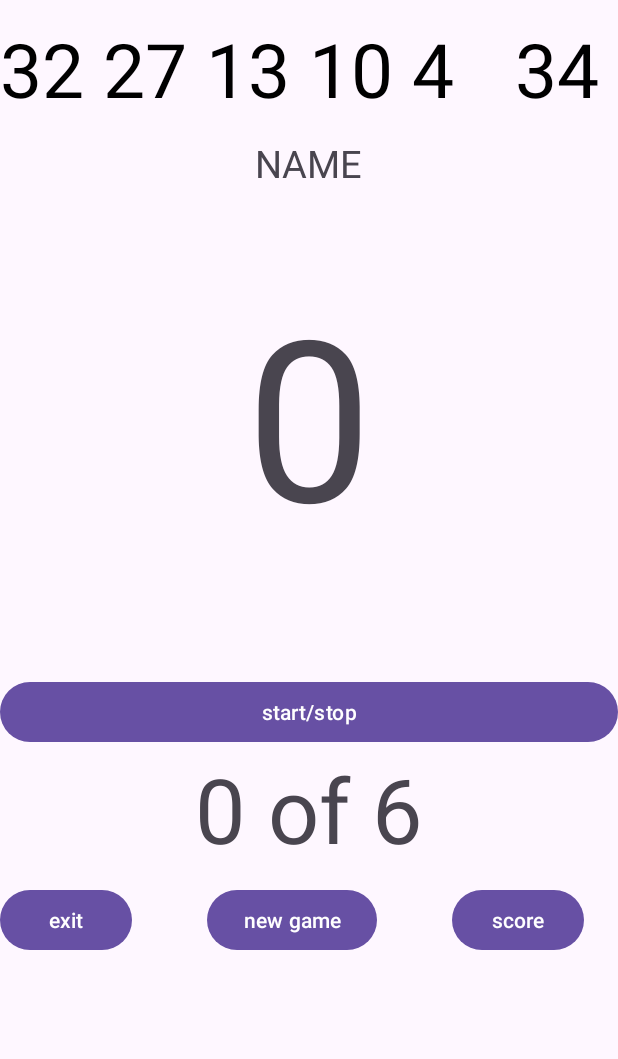
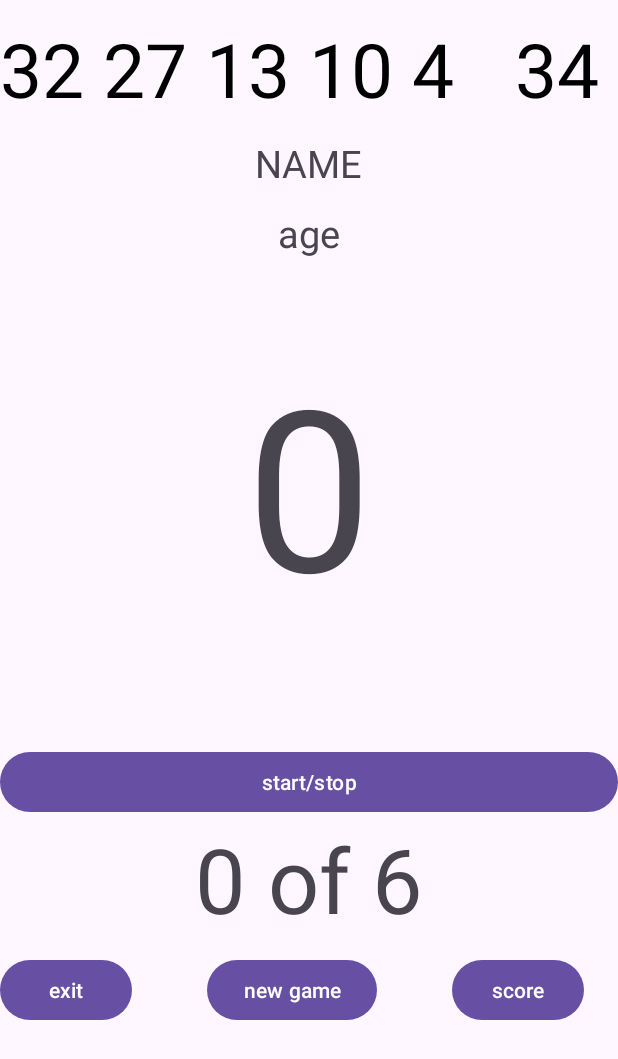
Before and after one commit to mohamedy25/RANDOM_GAME, an Android app: the screen it shows after launch (MainActivity), on a phone screen of 412 x 824 dp. Shown: the top 1059 px of the screen. Run offline under Robolectric (Android 15) with nearby library versions, the phone set to English and light mode, and no system bars.

Commit message:
RANDOM_NUM

```diff
--- a/app/src/main/java/com/example/random_num/MainActivity.java
+++ b/app/src/main/java/com/example/random_num/MainActivity.java
@@ -22,7 +22,7 @@ public class MainActivity extends AppCompatActivity {
 
     public static int pubCount = 0, pubGame = 0;
 
-    private TextView tv1, tv2, tv3, tv4, tv5, tv6, tvCurrent, count,PlayerName;
+    private TextView tv1, tv2, tv3, tv4, tv5, tv6, tvCurrent, count,PlayerName,tvage;
     private Button start, btnNewGame, page, exit;
 
     private Handler handler = new Handler();
@@ -55,6 +55,7 @@ public class MainActivity extends AppCompatActivity {
         tv4 = findViewById(R.id.textView4);
         tv5 = findViewById(R.id.textView5);
         tv6 = findViewById(R.id.textView6);
+        tvage = findViewById(R.id.tvage);
 
         tvCurrent = findViewById(R.id.textView7);
         count = findViewById(R.id.textView8);
@@ -211,6 +212,7 @@ yes.setOnClickListener(new View.OnClickListener() {
                     Toast.makeText(MainActivity.this, "Please enter both name and age", Toast.LENGTH_SHORT).show();
                 } else {
                     PlayerName.setText(inputName);
+                    tvage.setText(inputAge);
                     dialog.dismiss();
                 }
             }
--- a/app/src/main/java/com/example/random_num/ScoreActivity.java
+++ b/app/src/main/java/com/example/random_num/ScoreActivity.java
@@ -28,7 +28,7 @@ public class ScoreActivity extends AppCompatActivity {
         receivedIntent = getIntent();
 
         String name = receivedIntent.getStringExtra("NAME");
-        tvName.setText("hi"+name );
+        tvName.setText("hi  "+name );
 
         tvNumGames.setText("Games: " + MainActivity.pubGame);
         tvNumCorrect.setText("Correct: " + MainActivity.pubCount);
--- a/app/src/main/res/layout/activity_main.xml
+++ b/app/src/main/res/layout/activity_main.xml
@@ -95,6 +95,14 @@
         android:layout_marginTop="12dp"
         android:text="NAME"
         android:textSize="25sp" />
+    <TextView
+        android:id="@+id/tvage"
+        android:layout_width="wrap_content"
+        android:layout_height="wrap_content"
+        android:layout_gravity="center"
+        android:layout_marginTop="12dp"
+        android:text="age"
+        android:textSize="25sp" />
 
     <TextView
         android:id="@+id/textView7"
```
